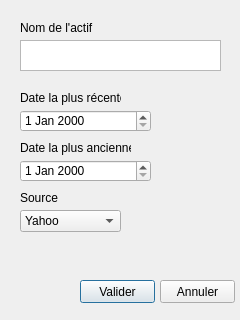
Old version of the form ProjetVaR_Software/GUI/import.ui in the repository pchaigno/varsoft.
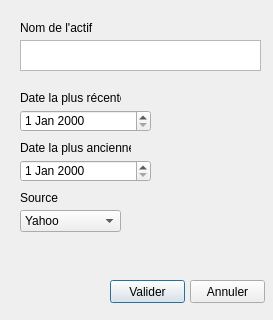
New version of the form.

Commit message: title added to the import window

Patch:
```diff
--- a/ProjetVaR_Software/GUI/import.ui
+++ b/ProjetVaR_Software/GUI/import.ui
@@ -6,7 +6,7 @@
    <rect>
     <x>0</x>
     <y>0</y>
-    <width>240</width>
+    <width>273</width>
     <height>320</height>
    </rect>
   </property>
@@ -18,7 +18,7 @@
     <rect>
      <x>20</x>
      <y>40</y>
-     <width>201</width>
+     <width>241</width>
      <height>31</height>
     </rect>
    </property>
@@ -26,7 +26,7 @@
   <widget class="QPushButton" name="pushButton">
    <property name="geometry">
     <rect>
-     <x>80</x>
+     <x>110</x>
      <y>280</y>
      <width>75</width>
      <height>23</height>
@@ -39,7 +39,7 @@
   <widget class="QPushButton" name="pushButton_2">
    <property name="geometry">
     <rect>
-     <x>160</x>
+     <x>190</x>
      <y>280</y>
      <width>75</width>
      <height>23</height>
```
Left out of the diff: 2 changed lines with no effect on the pictures.
